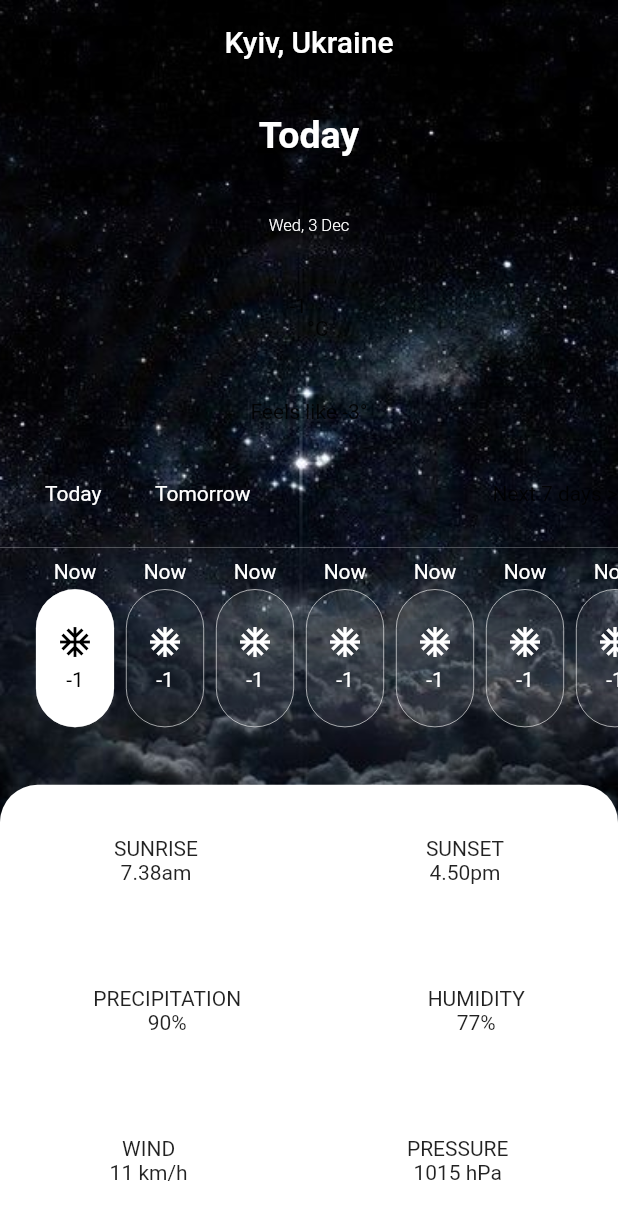
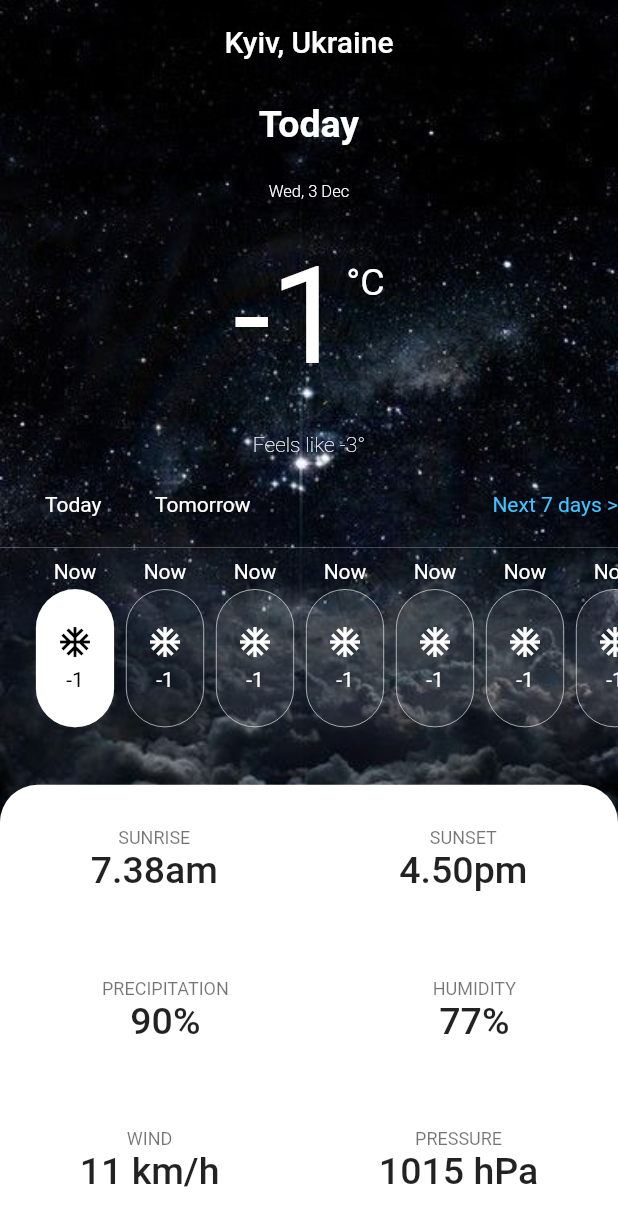
Before and after one commit to RomjanHossain/weather-boy, a Flutter app: the screen it shows after launch, on a phone screen of 412 x 824 dp. Shown: the top 1226 px of the screen. Run offline on Flutter 3.47's test engine with Material 2 defaults, Android fonts, the phone set to English and light mode, and no system bars.

Commit message:
added more const

```diff
--- a/lib/utils/constain.dart
+++ b/lib/utils/constain.dart
@@ -14,3 +14,28 @@ const ksmallText = TextStyle(
 const ktimeStyle = TextStyle(
   color: Colors.white,
 );
+
+const ksmt = TextStyle(
+  color: Colors.white,
+  fontSize: 25,
+);
+const kbigText = TextStyle(
+  color: Colors.white,
+  fontSize: 90,
+);
+const kfadetxt = TextStyle(
+  color: Colors.white,
+  fontWeight: FontWeight.w200,
+);
+
+const knxttxt = TextStyle(
+  color: Colors.lightBlueAccent,
+);
+const ksub = TextStyle(
+  fontSize: 12.0,
+  color: Colors.black54,
+);
+const ktitle = TextStyle(
+  fontSize: 25,
+  fontWeight: FontWeight.w500,
+);
```
